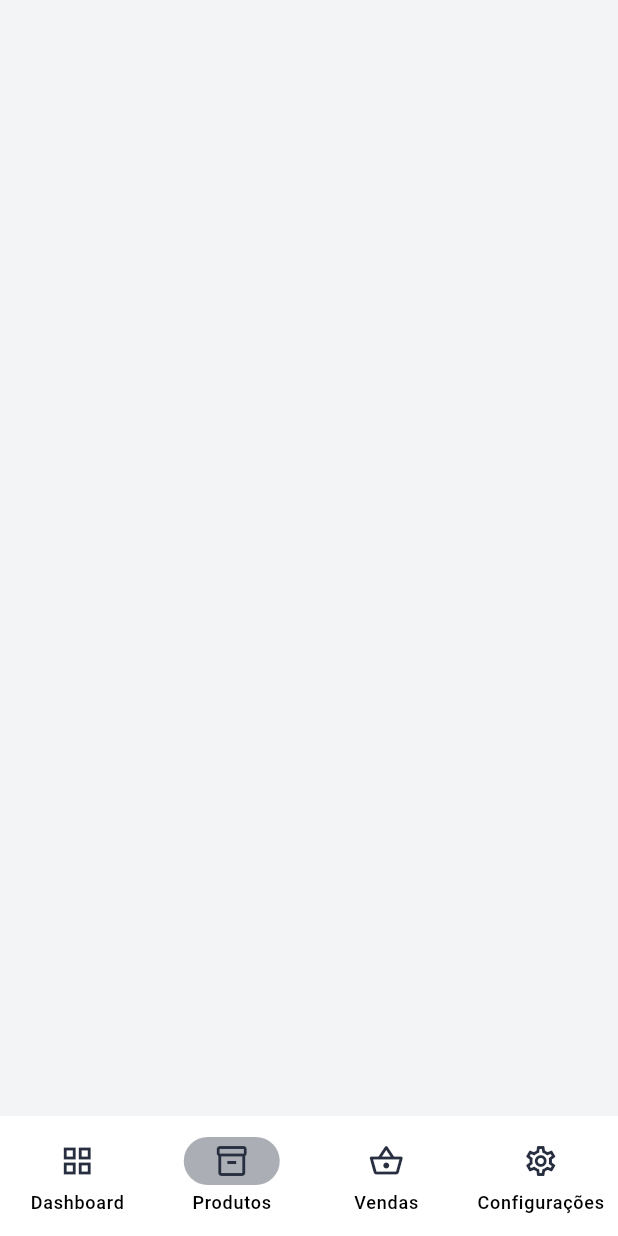
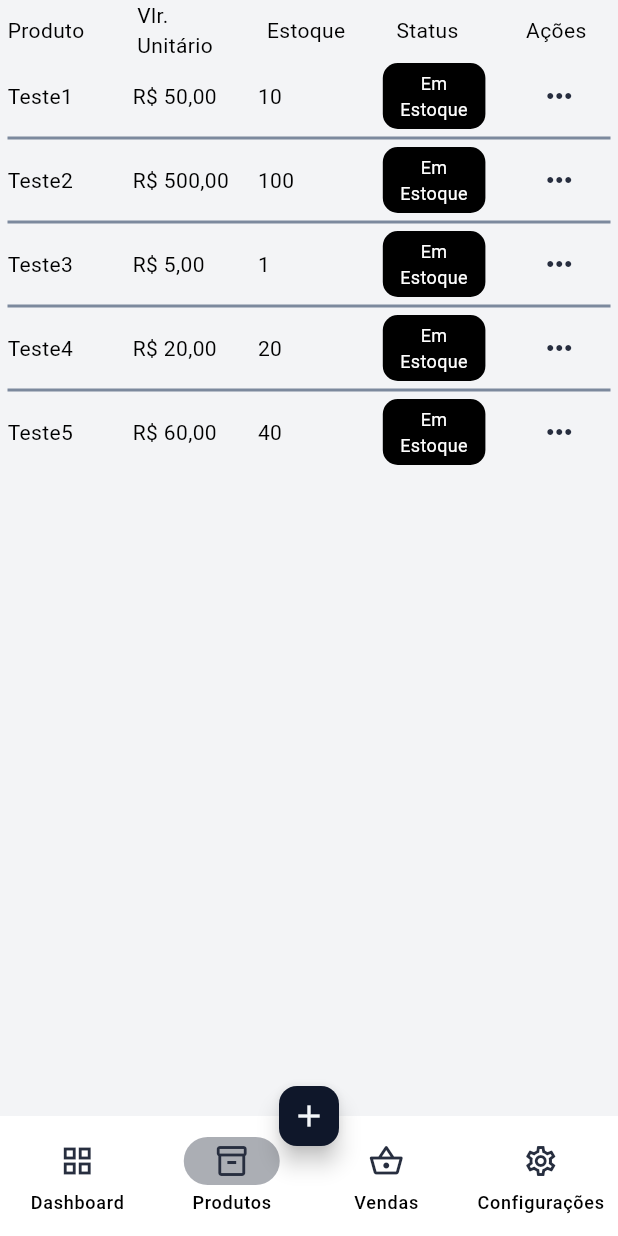
Before and after one commit to BrunoVieiraL/stockly, a Flutter app: the screen it shows after launch, item 2 of the bottom bar chosen, on a phone screen of 412 x 824 dp. Run offline on Flutter 3.47's test engine with Material 3 defaults, Android fonts, the phone set to English and light mode, and no system bars; our stand-ins replace syncfusion_flutter_charts.

Commit message:
products screen finalized

```diff
--- /dev/null
+++ b/lib/data/repositories/products/products_repository.dart
@@ -0,0 +1,10 @@
+import 'package:stockly/domain/models/product/product.dart';
+import 'package:stockly/utils/result.dart';
+
+abstract class ProductsRepository {
+  Future<Result<List<Product>>> getProducts();
+
+  Future<Result<List<Product>>> addProduct(Product product);
+
+  Future<Result<List<Product>>> deleteProduct(String id);
+}
--- /dev/null
+++ b/lib/data/repositories/products/products_repository_dev.dart
@@ -0,0 +1,73 @@
+import 'package:stockly/data/repositories/products/products_repository.dart';
+import 'package:stockly/domain/models/product/product.dart';
+import 'package:stockly/utils/result.dart';
+
+class ProductsRepositoryDev extends ProductsRepository {
+  List<Product> listProducts = [
+    Product(
+      id: 'adasd1755',
+      name: 'Teste1',
+      price: 50,
+      stock: 10,
+      createdAt: DateTime.now(),
+      updatedAt: DateTime.now(),
+    ),
+    Product(
+      id: 'adasd1756',
+      name: 'Teste2',
+      price: 500,
+      stock: 100,
+      createdAt: DateTime.now(),
+      updatedAt: DateTime.now(),
+    ),
+    Product(
+      id: 'adasd1757',
+      name: 'Teste3',
+      price: 5,
+      stock: 1,
+      createdAt: DateTime.now(),
+      updatedAt: DateTime.now(),
+    ),
+    Product(
+      id: 'adasd1758',
+      name: 'Teste4',
+      price: 20,
+      stock: 20,
+      createdAt: DateTime.now(),
+      updatedAt: DateTime.now(),
+    ),
+    Product(
+      id: 'adasd1759',
+      name: 'Teste5',
+      price: 60,
+      stock: 40,
+      createdAt: DateTime.now(),
+      updatedAt: DateTime.now(),
+    ),
+  ];
+
+  @override
+  Future<Result<List<Product>>> getProducts() async {
+    return Result.ok(listProducts);
+  }
+
+  @override
+  Future<Result<List<Product>>> deleteProduct(String id) async {
+    listProducts.removeWhere((element) => element.id == id);
+    return Result.ok(listProducts);
+  }
+
+  @override
+  Future<Result<List<Product>>> addProduct(Product product) async {
+    Product prod = Product(
+      id: listProducts.last.id ?? 'adasd175' '${listProducts.length}',
+      name: product.name,
+      price: product.price,
+      stock: product.stock,
+      createdAt: product.createdAt,
+      updatedAt: product.updatedAt,
+    );
+    listProducts.add(prod);
+    return Result.ok(listProducts);
+  }
+}
--- a/lib/domain/models/product/product.dart
+++ b/lib/domain/models/product/product.dart
@@ -1,5 +1,6 @@
+// ignore_for_file: public_member_api_docs, sort_constructors_first
 class Product {
-  int id;
+  String? id;
   String name;
   double price;
   int stock;
@@ -7,11 +8,16 @@ class Product {
   DateTime updatedAt;
 
   Product({
-    required this.id,
+    this.id,
     required this.name,
     required this.price,
     required this.stock,
     required this.createdAt,
     required this.updatedAt,
   });
+
+  @override
+  String toString() {
+    return 'Product(id: $id, name: $name, price: $price, stock: $stock, createdAt: $createdAt, updatedAt: $updatedAt)';
+  }
 }
--- a/lib/ui/core/themes/colors.dart
+++ b/lib/ui/core/themes/colors.dart
@@ -2,10 +2,13 @@ import 'package:flutter/material.dart';
 
 abstract final class AppColors {
   static const white1 = Color(0xFFF3F4F6);
+  static const white2 = Color(0xFFF1F5F9);
   static const grey1 = Color(0xFFEDEFF1);
   static const grey2 = Color(0xFFF4F7FA);
   static const grey3 = Color(0xFF7C899D);
   static const black1 = Color(0xFF272E3F);
+  static const black2 = Color(0xFF020817);
+  static const blue1 = Color(0xFF0F172A);
   static const green1 = Color(0xFF10B981);
   static const green2 = Color(0xFFE7F8F2);
   static const red1 = Color(0xFFE74C3C);
@@ -18,5 +21,4 @@ abstract final class AppColors {
   );
 
   static const darkColorScheme = ColorScheme.dark();
-
 }
--- a/lib/ui/home/widgets/home.dart
+++ b/lib/ui/home/widgets/home.dart
@@ -1,7 +1,13 @@
 import 'package:flutter/material.dart';
 import 'package:stockly/data/repositories/dashboard/dashboard_respository_dev.dart';
+import 'package:stockly/data/repositories/products/products_repository_dev.dart';
+import 'package:stockly/domain/models/product/product.dart';
+import 'package:stockly/ui/core/themes/colors.dart';
 import 'package:stockly/ui/dashboard/view_model/dashboard_view_model.dart';
 import 'package:stockly/ui/dashboard/widgets/dashboard_screen.dart';
+import 'package:stockly/ui/products/viewmodel/produtcs_viewmodel.dart';
+import 'package:stockly/ui/products/widgets/product_dialog.dart';
+import 'package:stockly/ui/products/widgets/products_screen.dart';
 
 class HomeScreen extends StatefulWidget {
   const HomeScreen({
@@ -12,6 +18,9 @@ class HomeScreen extends StatefulWidget {
 }
 
 class _HomeScreenState extends State<HomeScreen> {
+  ProdutcsViewmodel productsViewmodel = ProdutcsViewmodel(
+    productsRepository: ProductsRepositoryDev(),
+  );
   int currentPageIndex = 0;
 
   @override
@@ -51,10 +60,67 @@ class _HomeScreenState extends State<HomeScreen> {
             dashboardRepository: DashboardRespositoryDev(),
           ),
         ),
-        Container(),
+        ProductsScreen(
+          viewModel: productsViewmodel,
+        ),
         Container(),
         Container(),
       ][currentPageIndex],
+      floatingActionButtonLocation: FloatingActionButtonLocation.centerDocked,
+      floatingActionButton: HomeFAB.getFab(
+        currentPageIndex,
+        context,
+        productsViewmodel,
+      ),
     );
   }
 }
+
+class HomeFAB {
+  static FloatingActionButton? getFab(
+    index,
+    context,
+    ProdutcsViewmodel productsViewModel,
+  ) {
+    switch (index) {
+      case 1:
+        return FloatingActionButton.small(
+          onPressed: () async {
+            await showDialog(
+              context: context,
+              builder: (context) => ProductDialog(
+                onPressed: (name, price, stock) async =>
+                    await productsViewModel.addProduct(
+                  Product(
+                    name: name,
+                    price: price,
+                    stock: stock,
+                    createdAt: DateTime.now(),
+                    updatedAt: DateTime.now(),
+                  ),
+                ),
+              ),
+            );
+          },
+          backgroundColor: AppColors.blue1,
+          tooltip: 'Adicionar um novo produto',
+          child: Icon(
+            Icons.add,
+            color: AppColors.grey2,
+          ),
+        );
+      case 2:
+        return FloatingActionButton.small(
+          onPressed: () {},
+          backgroundColor: AppColors.blue1,
+          tooltip: 'Realizar nova venda',
+          child: Icon(
+            Icons.add,
+            color: AppColors.grey2,
+          ),
+        );
+      default:
+        return null;
+    }
+  }
+}
--- /dev/null
+++ b/lib/ui/products/widgets/products_screen.dart
@@ -0,0 +1,184 @@
+import 'package:flutter/material.dart';
+import 'package:flutter/services.dart';
+import 'package:intl/intl.dart';
+import 'package:stockly/domain/models/product/product.dart';
+import 'package:stockly/ui/core/themes/colors.dart';
+import 'package:stockly/ui/core/ui/error_indicator.dart';
+import 'package:stockly/ui/core/widgets/stock_status_component.dart';
+import 'package:stockly/ui/products/viewmodel/produtcs_viewmodel.dart';
+import 'package:stockly/ui/products/widgets/product_dialog.dart';
+
+class ProductsScreen extends StatefulWidget {
+  const ProductsScreen({super.key, required this.viewModel});
+
+  final ProdutcsViewmodel viewModel;
+
+  @override
+  State<ProductsScreen> createState() => _ProductsScreenState();
+}
+
+class _ProductsScreenState extends State<ProductsScreen> {
+  @override
+  Widget build(BuildContext context) {
+    return SafeArea(
+      minimum: EdgeInsets.symmetric(horizontal: 5),
+      child: Column(
+        children: [
+          Row(
+            mainAxisAlignment: MainAxisAlignment.spaceBetween,
+            spacing: 30,
+            children: [
+              Expanded(child: Text('Produto')),
+              Expanded(child: Text('Vlr. Unitário')),
+              Expanded(child: Text('Estoque')),
+              Expanded(child: Text('Status')),
+              Expanded(child: Text('Ações')),
+            ],
+          ),
+          Expanded(
+            child: ListenableBuilder(
+              listenable: widget.viewModel,
+              builder: (context, child) {
+                if (widget.viewModel.load.running) {
+                  return Center(
+                    child: CircularProgressIndicator.adaptive(),
+                  );
+                }
+                if (widget.viewModel.load.error) {
+                  return ErrorIndicator(
+                    title: 'Error',
+                    label: 'Erro ao obter lista de produtos',
+                    onPressed: widget.viewModel.load.execute,
+                  );
+                }
+
+                return ListView.separated(
+                  separatorBuilder: (context, index) => Divider(
+                    thickness: 2,
+                    height: 8,
+                    color: AppColors.grey3,
+                  ),
+                  shrinkWrap: true,
+                  itemCount: widget.viewModel.products!.value.length,
+                  itemBuilder: (context, index) {
+                    Product? product = widget.viewModel.products?.value[index];
+                    return ProductInfo(
+                      product: product,
+                      viewModel: widget.viewModel,
+                    );
+                  },
+                );
+              },
+            ),
+          ),
+        ],
+      ),
+    );
+  }
+}
+
+class ProductInfo extends StatelessWidget {
+  const ProductInfo({
+    super.key,
+    required this.product,
+    required this.viewModel,
+  });
+
+  final Product? product;
+  final ProdutcsViewmodel viewModel;
+
+  @override
+  Widget build(BuildContext context) {
+    return Row(
+      spacing: 15,
+      mainAxisAlignment: MainAxisAlignment.spaceBetween,
+      children: [
+        Expanded(
+          child: Text(product?.name ?? ''),
+        ),
+        Expanded(
+          child: Text(
+            NumberFormat.simpleCurrency(
+              locale: 'pt_BR',
+              name: 'BRL',
+              decimalDigits: 2,
+            ).format(product?.price ?? 0),
+          ),
+        ),
+        Expanded(
+          child: Text(product?.stock.toString() ?? ''),
+        ),
+        Expanded(
+          child: StockStatusComponent(stock: product?.stock ?? 0),
+        ),
+        Expanded(
+          child: PopupMenuButton(
+            itemBuilder: (context) => [
+              PopupMenuItem(
+                child: Row(
+                  spacing: 5,
+                  children: [
+                    Icon(
+                      Icons.copy,
+                      color: AppColors.black2,
+                    ),
+                    Text('Copiar ID'),
+                  ],
+                ),
+                onTap: () async => await Clipboard.setData(
+                  ClipboardData(text: product!.id!),
+                ),
+              ),
+              PopupMenuItem(
+                child: Row(
+                  spacing: 5,
+                  children: [
+                    Icon(
+                      Icons.edit_outlined,
+                      color: AppColors.black2,
+                    ),
+                    Text('Editar'),
+                  ],
+                ),
+                onTap: () async => await showDialog(
+                  context: context,
+                  builder: (context) => ProductDialog(
+                    product: product!,
+                    onPressed: (name, price, stock) async =>
+                        await viewModel.addProduct(
+                      Product(
+                        id: '0',
+                        name: name,
+                        price: price,
+                        stock: stock,
+                        createdAt: product!.createdAt,
+                        updatedAt: DateTime.now(),
+                      ),
+                    ),
+                  ),
+                ),
+              ),
+              PopupMenuItem(
+                child: Row(
+                  spacing: 5,
+                  children: [
+                    Icon(
+                      Icons.delete_outline,
+                      color: AppColors.black2,
+                    ),
+                    Text('Deletar'),
+                  ],
+                ),
+                onTap: () async => await viewModel.deleteProduct(product!.id!),
+              ),
+            ],
+            icon: Icon(
+              Icons.more_horiz,
+              color: AppColors.black1,
+            ),
+          ),
+        ),
+      ],
+    );
+  }
+}
```
Also changed, not shown: lib/ui/products/viewmodel/produtcs_viewmodel.dart (added, +73 -0 lines), lib/ui/products/widgets/product_dialog.dart (added, +230 -0 lines).
